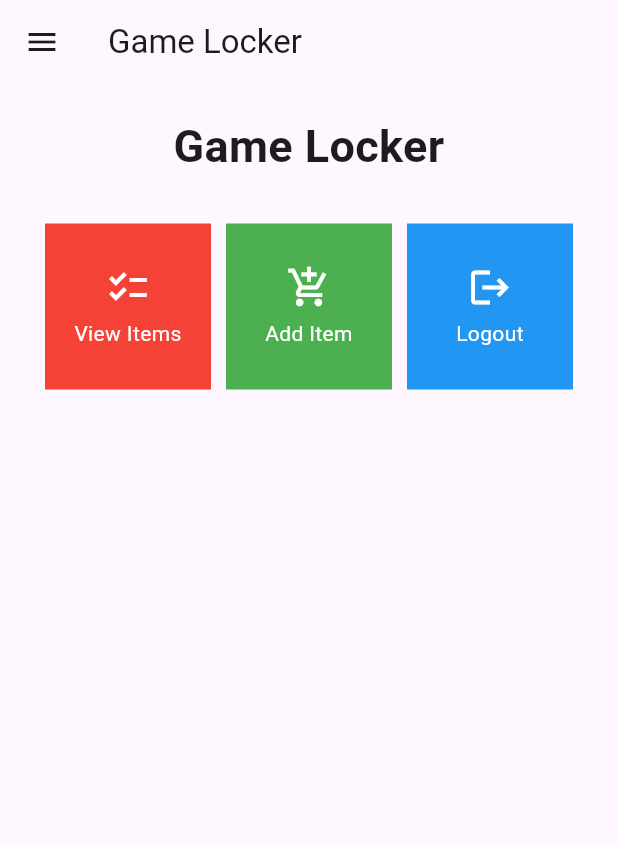
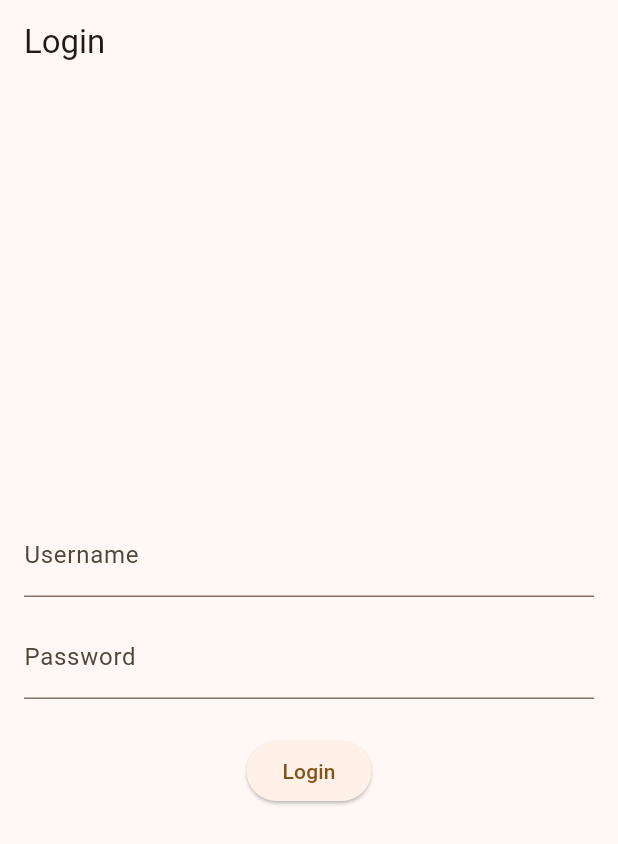
Before and after one commit to fikririsyad/game-locker-mobile, a Flutter app: the screen it shows after launch, on a phone screen of 412 x 824 dp. Shown: the top 844 px of the screen. Run offline on Flutter 3.47's test engine with Material 2 defaults, Android fonts, the phone set to English and light mode, and no system bars; missing offline and left inert: pbp_django_auth.

Commit message:
Tugas 9 Selesai

```diff
--- a/lib/main.dart
+++ b/lib/main.dart
@@ -1,23 +1,30 @@
 import 'package:flutter/material.dart';
+import 'package:game_locker_mobile/screens/login.dart';
 import 'package:game_locker_mobile/screens/menu.dart';
+import 'package:pbp_django_auth/pbp_django_auth.dart';
+import 'package:provider/provider.dart';
 
 void main() {
   runApp(const MyApp());
 }
 
 class MyApp extends StatelessWidget {
-  const MyApp({super.key});
+  const MyApp({Key? key}) : super(key: key);
 
-  // This widget is the root of your application.
   @override
   Widget build(BuildContext context) {
-    return MaterialApp(
-      title: 'Game Locker',
-      theme: ThemeData(
-        colorScheme: ColorScheme.fromSeed(seedColor: Colors.deepPurple),
-        useMaterial3: true,
-      ),
-      home: MyHomePage(),
+    return Provider(
+      create: (_) {
+        CookieRequest request = CookieRequest();
+        return request;
+      },
+      child: MaterialApp(
+          title: 'Game Locker',
+          theme: ThemeData(
+            colorScheme: ColorScheme.fromSeed(seedColor: Colors.orange),
+            useMaterial3: true,
+          ),
+          home: LoginPage()),
     );
   }
 }
--- /dev/null
+++ b/lib/screens/login.dart
@@ -0,0 +1,114 @@
+import 'package:game_locker_mobile/screens/menu.dart';
+import 'package:flutter/material.dart';
+import 'package:pbp_django_auth/pbp_django_auth.dart';
+import 'package:provider/provider.dart';
+
+void main() {
+  runApp(const LoginApp());
+}
+
+class LoginApp extends StatelessWidget {
+  const LoginApp({super.key});
+
+  @override
+  Widget build(BuildContext context) {
+    return MaterialApp(
+      title: 'Login',
+      theme: ThemeData(
+        primarySwatch: Colors.blue,
+      ),
+      home: const LoginPage(),
+    );
+  }
+}
+
+class LoginPage extends StatefulWidget {
+  const LoginPage({super.key});
+
+  @override
+  _LoginPageState createState() => _LoginPageState();
+}
+
+class _LoginPageState extends State<LoginPage> {
+  final TextEditingController _usernameController = TextEditingController();
+  final TextEditingController _passwordController = TextEditingController();
+
+  @override
+  Widget build(BuildContext context) {
+    final request = context.watch<CookieRequest>();
+    return Scaffold(
+      appBar: AppBar(
+        title: const Text('Login'),
+      ),
+      body: Container(
+        padding: const EdgeInsets.all(16.0),
+        child: Column(
+          mainAxisAlignment: MainAxisAlignment.center,
+          children: [
+            TextField(
+              controller: _usernameController,
+              decoration: const InputDecoration(
+                labelText: 'Username',
+              ),
+            ),
+            const SizedBox(height: 12.0),
+            TextField(
+              controller: _passwordController,
+              decoration: const InputDecoration(
+                labelText: 'Password',
+              ),
+              obscureText: true,
+            ),
+            const SizedBox(height: 24.0),
+            ElevatedButton(
+              onPressed: () async {
+                String username = _usernameController.text;
+                String password = _passwordController.text;
+
+                // Cek kredensial
+                // TODO: Ganti URL dan jangan lupa tambahkan trailing slash (/) di akhir URL!
+                // Untuk menyambungkan Android emulator dengan Django pada localhost,
+                // gunakan URL http://10.0.2.2/
+                final response = await request.login(
+                    "https://fikri-risyad-tugas.pbp.cs.ui.ac.id/auth/login/", {
+                  'username': username,
+                  'password': password,
+                });
+
+                if (request.loggedIn) {
+                  String message = response['message'];
+                  String uname = response['username'];
+                  Navigator.pushReplacement(
+                    context,
+                    MaterialPageRoute(builder: (context) => MyHomePage()),
+                  );
+                  ScaffoldMessenger.of(context)
+                    ..hideCurrentSnackBar()
+                    ..showSnackBar(
+                        SnackBar(content: Text("$message Welcome, $uname.")));
+                } else {
+                  showDialog(
+                    context: context,
+                    builder: (context) => AlertDialog(
+                      title: const Text('Login failed'),
+                      content: Text(response['message']),
+                      actions: [
+                        TextButton(
+                          child: const Text('OK'),
+                          onPressed: () {
+                            Navigator.pop(context);
+                          },
+                        ),
+                      ],
+                    ),
+                  );
+                }
+              },
+              child: const Text('Login'),
+            ),
+          ],
+        ),
+      ),
+    );
+  }
+}
--- a/lib/screens/menu.dart
+++ b/lib/screens/menu.dart
@@ -1,5 +1,5 @@
 import 'package:flutter/material.dart';
-import 'package:game_locker_mobile/screens/shoplist_form.dart';
+import 'package:game_locker_mobile/widgets/inventory_card.dart';
 import 'package:game_locker_mobile/widgets/left_drawer.dart';
 
 class MyHomePage extends StatelessWidget {
@@ -60,64 +60,3 @@
     );
   }
 }
-
-class InventoryItem {
-  final String name;
-  final IconData icon;
-  final Color color;
-
-  InventoryItem(this.name, this.icon, this.color);
-}
-
-class InventoryCard extends StatelessWidget {
-  final InventoryItem item;
-
-  const InventoryCard(this.item, {super.key}); // Constructor
-
-  @override
-  Widget build(BuildContext context) {
-    return Material(
-      color: item.color,
-      child: InkWell(
-        // Area responsive terhadap sentuhan
-        onTap: () {
-          // Memunculkan SnackBar ketika diklik
-          ScaffoldMessenger.of(context)
-            ..hideCurrentSnackBar()
-            ..showSnackBar(SnackBar(
-                content: Text("You have clicked ${item.name} button!")));
-          // Navigate ke route yang sesuai (tergantung jenis tombol)
-          if (item.name == "Add Item") {
-            Navigator.push(
-                context,
-                MaterialPageRoute(
-                  builder: (context) => const ShopFormPage(),
-                ));
-          }
-        },
-        child: Container(
-          // Container untuk menyimpan Icon dan Text
-          padding: const EdgeInsets.all(8),
-          child: Center(
-            child: Column(
-              mainAxisAlignment: MainAxisAlignment.center,
-              children: [
-                Icon(
-                  item.icon,
-                  color: Colors.white,
-                  size: 30.0,
-                ),
-                const Padding(padding: EdgeInsets.all(3)),
-                Text(
-                  item.name,
-                  textAlign: TextAlign.center,
-                  style: const TextStyle(color: Colors.white),
-                ),
-              ],
-            ),
-          ),
-        ),
-      ),
-    );
-  }
-}
--- a/pubspec.yaml
+++ b/pubspec.yaml
@@ -35,6 +35,9 @@
   # The following adds the Cupertino Icons font to your application.
   # Use with the CupertinoIcons class for iOS style icons.
   cupertino_icons: ^1.0.2
+  provider: ^6.1.1
+  pbp_django_auth: ^0.4.0
+  http: ^1.1.0
 
 dev_dependencies:
   flutter_test:
```
Also changed, not shown: lib/models/item.dart (added, +92 -0 lines), lib/screens/detail_item.dart (added, +47 -0 lines), lib/screens/list_item.dart (added, +99 -0 lines), lib/screens/shoplist_form.dart (+30 -29 lines), lib/widgets/inventory_card.dart (added, +89 -0 lines), lib/widgets/left_drawer.dart (+13 -0 lines), pubspec.lock, 9 other files.
